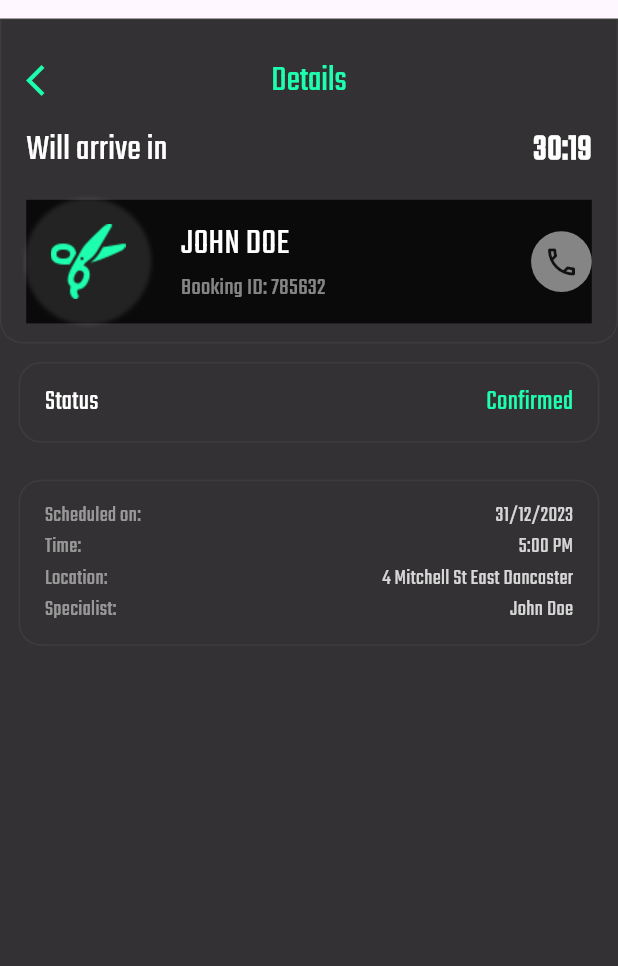
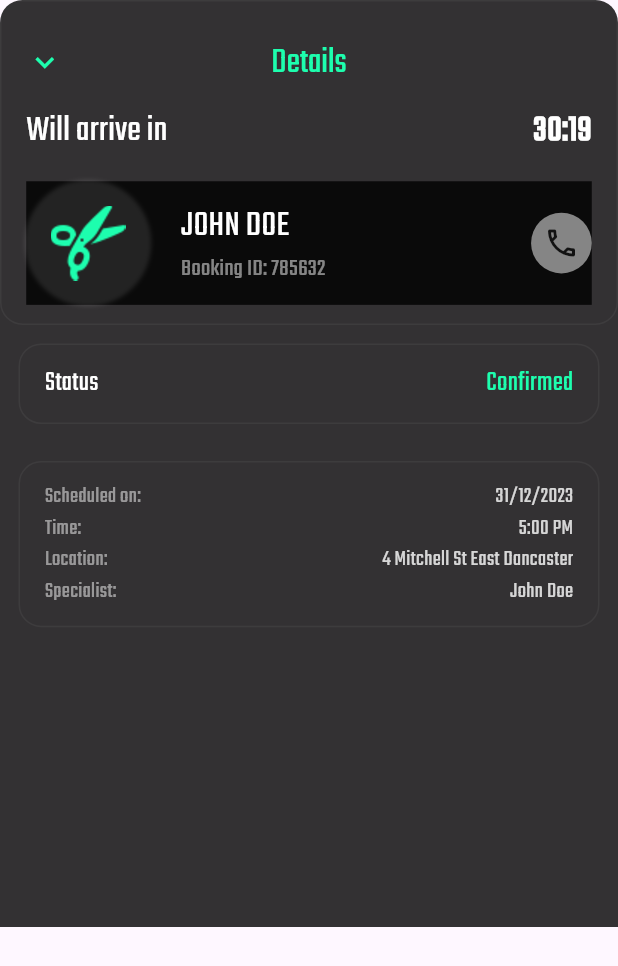
Before and after one commit to IbrahimZarkoon/BarberShop, a Flutter app: the SingleBookingPage widget shown alone on an empty page, opened directly, on a phone screen of 412 x 824 dp. Shown: the top 966 px of the screen. Run offline on Flutter 3.47's test engine with Material 3 defaults, Android fonts, the phone set to English and light mode, and no system bars; our stand-ins replace easy_date_timeline, stylish_bottom_bar; missing offline and left inert: another_stepper, flutter_circular_text; network calls fail.

Commit message:
15-Dec-23 MacOS

```diff
--- a/lib/Pages/SingleBookingPage.dart
+++ b/lib/Pages/SingleBookingPage.dart
@@ -17,9 +17,16 @@ class _SingleBookingPageState extends State<SingleBookingPage> {
   @override
   Widget build(BuildContext context) {
     return Container(
-      margin: EdgeInsets.only(top: MediaQuery.sizeOf(context).height*0.015),
+      height: MediaQuery.sizeOf(context).height*0.75,
+      //margin: EdgeInsets.only(top: MediaQuery.sizeOf(context).height*0.015),
+      decoration: BoxDecoration(
         color: black,
+        borderRadius: BorderRadius.only(topLeft: Radius.circular(15),topRight: Radius.circular(15))
+      ),
 
+      child: SingleChildScrollView(
+        physics: BouncingScrollPhysics(),
+        scrollDirection: Axis.vertical,
         child: Column(
           mainAxisAlignment: MainAxisAlignment.start,
           children: [
@@ -42,7 +49,7 @@ class _SingleBookingPageState extends State<SingleBookingPage> {
                       backgroundColor: Colors.transparent,
                       leading: InkWell(
                           onTap: () => Navigator.pop(context),
-                        child: Icon(Icons.arrow_back_ios,size: MediaQuery.sizeOf(context).height*0.03,color: primaryColor,)),
+                          child: Icon(Icons.keyboard_arrow_down,size: MediaQuery.sizeOf(context).height*0.03,color: primaryColor,)),
                       leadingWidth: 20,
                       centerTitle: true,
                       title: Text("Details",
@@ -234,6 +241,7 @@ class _SingleBookingPageState extends State<SingleBookingPage> {
 
           ],
         ),
+      ),
     );
   }
 }
```
Also changed, not shown: lib/Pages/SingleServicePage.dart (+4 -4 lines). Lines whose indentation alone changed are shown as unchanged.
